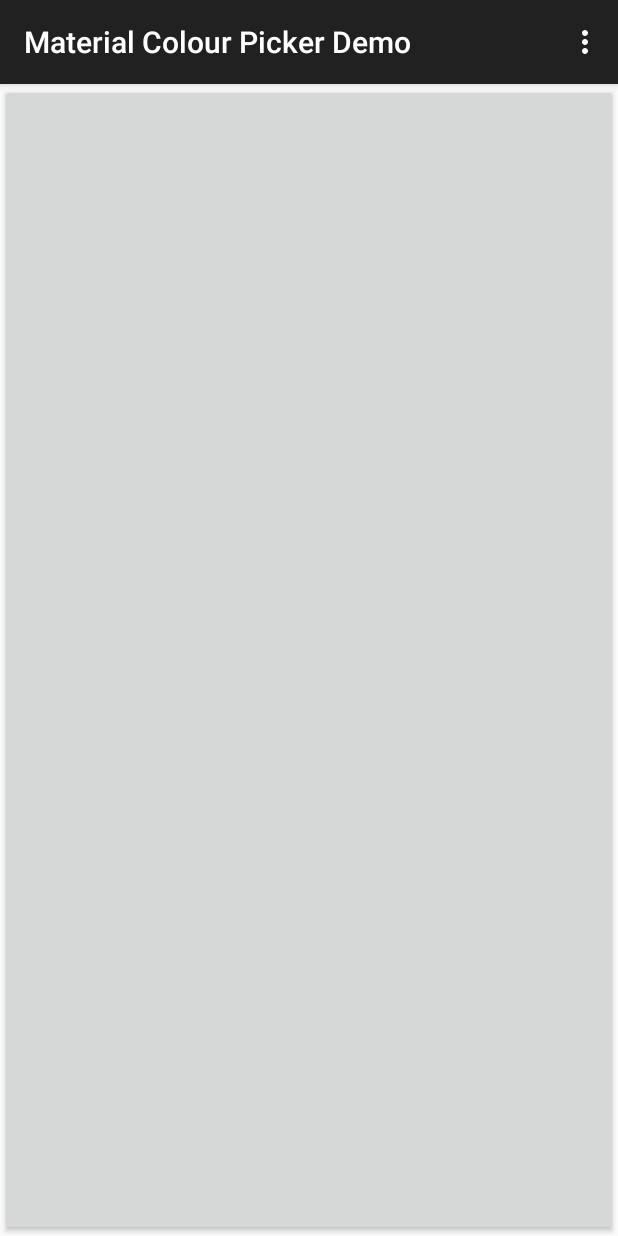
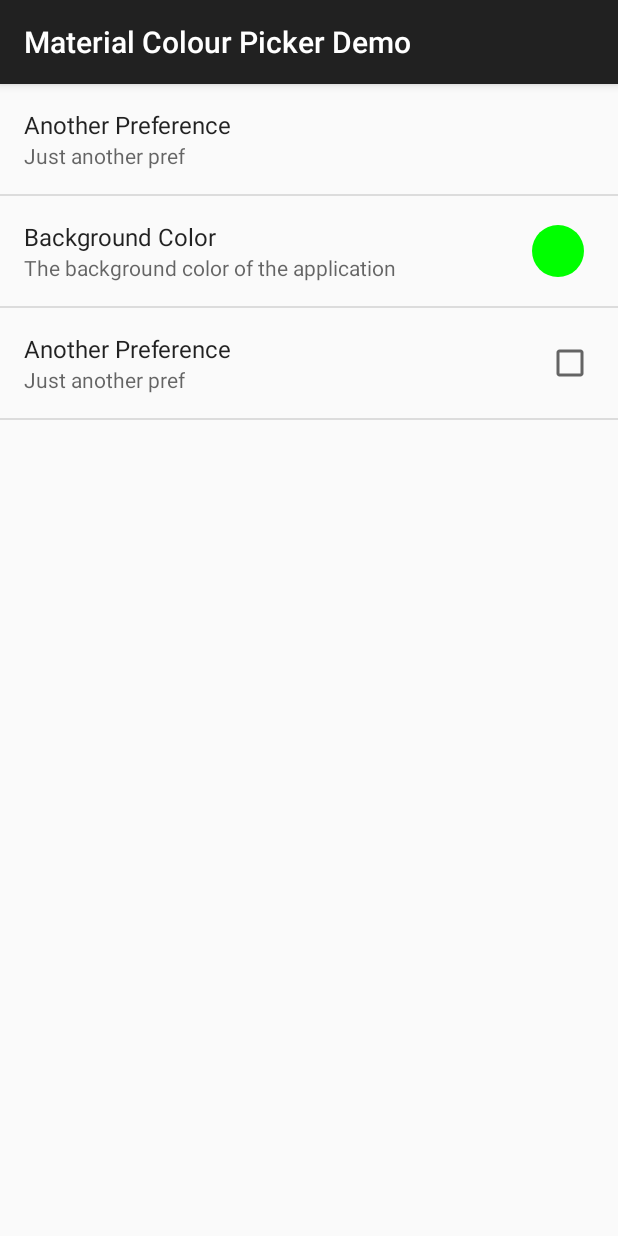
Before and after one commit to aidangrabe/material-color-picker, an Android app: the screen it shows after launch (MainActivity before the commit, SettingsActivity after it), in the options menu, after a tap on "Settings", on a phone screen of 412 x 824 dp. Run offline under Robolectric (Android 15) with nearby library versions, the phone set to English and light mode, and no system bars.

Commit message:
Add ColorPickerPreference and demo

```diff
--- a/demo/src/main/AndroidManifest.xml
+++ b/demo/src/main/AndroidManifest.xml
@@ -16,6 +16,7 @@
                 <category android:name="android.intent.category.LAUNCHER" />
             </intent-filter>
         </activity>
+        <activity android:name=".SettingsActivity" />
     </application>
 
 </manifest>
--- a/demo/src/main/java/com/aidangrabe/demo/MainActivity.java
+++ b/demo/src/main/java/com/aidangrabe/demo/MainActivity.java
@@ -1,5 +1,6 @@
 package com.aidangrabe.demo;
 
+import android.content.Intent;
 import android.os.Bundle;
 import android.support.v7.app.ActionBarActivity;
 import android.view.Menu;
@@ -54,6 +55,8 @@ public class MainActivity  extends ActionBarActivity implements ColorPickerDialo
 
         //noinspection SimplifiableIfStatement
         if (id == R.id.action_settings) {
+            Intent settingsIntent = new Intent(this, SettingsActivity.class);
+            startActivity(settingsIntent);
             return true;
         }
 
--- /dev/null
+++ b/demo/src/main/java/com/aidangrabe/demo/SettingsActivity.java
@@ -0,0 +1,26 @@
+package com.aidangrabe.demo;
+
+import android.os.Bundle;
+import android.support.v7.app.ActionBarActivity;
+
+/**
+ * Created by aidan on 30/04/15.
+ *
+ */
+public class SettingsActivity extends ActionBarActivity {
+
+    @Override
+    protected void onCreate(Bundle savedInstanceState) {
+        super.onCreate(savedInstanceState);
+
+        setContentView(R.layout.settings_layout);
+
+        SettingsFragment settingsFragment = new SettingsFragment();
+
+        getFragmentManager().beginTransaction()
+                .replace(R.id.frame_layout, settingsFragment, "fragment")
+                .commit();
+
+    }
+
+}
--- /dev/null
+++ b/demo/src/main/java/com/aidangrabe/demo/SettingsFragment.java
@@ -0,0 +1,31 @@
+package com.aidangrabe.demo;
+
+import android.annotation.TargetApi;
+import android.os.Build;
+import android.os.Bundle;
+import android.preference.PreferenceFragment;
+import android.support.v7.app.ActionBarActivity;
+
+import com.aidangrabe.materialcolorpicker.ColorPickerPreference;
+
+/**
+ * Created by aidan on 30/04/15.
+ *
+ */
+@TargetApi(Build.VERSION_CODES.HONEYCOMB)
+public class SettingsFragment extends PreferenceFragment {
+
+    @Override
+    public void onCreate(Bundle savedInstanceState) {
+        super.onCreate(savedInstanceState);
+
+        addPreferencesFromResource(R.xml.preferences);
+
+        ActionBarActivity activity = (ActionBarActivity) getActivity();
+
+        ColorPickerPreference colorPref = (ColorPickerPreference) findPreference("bg_color");
+        colorPref.setFragmentManager(activity.getSupportFragmentManager());
+
+    }
+
+}
--- /dev/null
+++ b/demo/src/main/res/layout/settings_layout.xml
@@ -0,0 +1,6 @@
+<?xml version="1.0" encoding="utf-8"?>
+<FrameLayout xmlns:android="http://schemas.android.com/apk/res/android"
+    android:id="@+id/frame_layout"
+    android:layout_height="match_parent"
+    android:layout_width="match_parent"
+    />
--- /dev/null
+++ b/demo/src/main/res/xml/preferences.xml
@@ -0,0 +1,23 @@
+<?xml version="1.0" encoding="utf-8"?>
+<PreferenceScreen xmlns:android="http://schemas.android.com/apk/res/android">
+
+    <EditTextPreference
+        android:key="edittext"
+        android:title="Another Preference"
+        android:summary="Just another pref"
+        />
+
+    <com.aidangrabe.materialcolorpicker.ColorPickerPreference
+        android:title="Background Color"
+        android:summary="The background color of the application"
+        android:key="bg_color"
+        android:defaultValue="#00FF00"
+        />
+
+    <CheckBoxPreference
+        android:key="checkbox"
+        android:title="Another Preference"
+        android:summary="Just another pref"
+        />
+
+</PreferenceScreen>
--- /dev/null
+++ b/lib/src/main/java/com/aidangrabe/materialcolorpicker/ColorPickerPreference.java
@@ -0,0 +1,107 @@
+package com.aidangrabe.materialcolorpicker;
+
+import android.content.Context;
+import android.content.res.TypedArray;
+import android.graphics.Color;
+import android.preference.Preference;
+import android.support.v4.app.FragmentManager;
+import android.util.AttributeSet;
+import android.util.Log;
+import android.view.View;
+
+import com.aidangrabe.materialcolorpicker.views.ColorCircleView;
+
+/**
+ * Created by aidan on 30/04/15.
+ * A Preference item for choosing a colour
+ */
+public class ColorPickerPreference extends Preference
+        implements Preference.OnPreferenceClickListener, ColorPickerDialogFragment.ColorSelectedListener {
+
+    private FragmentManager mFragmentManager;
+    private ColorCircleView mCircleView;
+    private int mColor;
+
+    public ColorPickerPreference(Context context) {
+        this(context, null, 0);
+    }
+
+    public ColorPickerPreference(Context context, AttributeSet attrs) {
+        super(context, attrs);
+
+        setOnPreferenceClickListener(this);
+        setWidgetLayoutResource(R.layout.color_preference);
+    }
+
+    public ColorPickerPreference(Context context, AttributeSet attrs, int defStyleAttr) {
+        super(context, attrs, defStyleAttr);
+
+    }
+
+    @Override
+    public boolean onPreferenceClick(Preference preference) {
+        Log.d("D", "Preference clicked");
+        showColorPicker();
+        return false;
+    }
+
+    private void showColorPicker() {
+
+        if (mFragmentManager == null) {
+            throw new IllegalStateException("FragmentManager must be set for this Preference. eg. findPreference('pref_name').setFragmentManager");
+        }
+
+        ColorPickerDialogFragment colorPickerDialogFragment = new ColorPickerDialogFragment();
+        colorPickerDialogFragment.setOnColorSelectedListener(this);
+        colorPickerDialogFragment.show(mFragmentManager, "tag");
+
+    }
+
+    @Override
+    protected Object onGetDefaultValue(TypedArray a, int index) {
+        String hexColor = a.getString(index);
+        Log.d("D", "HEX: " + hexColor);
+        return Color.parseColor(hexColor);
+    }
+
+    @Override
+    protected void onSetInitialValue(boolean restorePersistedValue, Object defaultValue) {
+
+        Integer color = defaultValue == null ? 0 : (int) defaultValue;
+        if (restorePersistedValue) {
+            color = getPersistedInt(0);
+        }
+
+        mColor = color;
+
+    }
+
+    @Override
+    protected void onBindView(View view) {
+        super.onBindView(view);
+
+        mCircleView = (ColorCircleView) view.findViewById(R.id.color_view);
+        mCircleView.setColor(mColor);
+
+    }
+
+    @Override
+    public void onColorSelected(int color) {
+
+        OnPreferenceChangeListener preferenceChangeListener = getOnPreferenceChangeListener();
+        if (preferenceChangeListener != null) {
+            preferenceChangeListener.onPreferenceChange(this, color);
+        }
+
+        mColor = color;
+        mCircleView.setColor(color);
+
+        persistInt(color);
+
+    }
+
+    public void setFragmentManager(FragmentManager fragmentManager) {
+        mFragmentManager = fragmentManager;
+    }
+
+}
--- /dev/null
+++ b/lib/src/main/res/layout/color_preference.xml
@@ -0,0 +1,7 @@
+<?xml version="1.0" encoding="utf-8"?>
+
+<com.aidangrabe.materialcolorpicker.views.ColorCircleView
+    xmlns:android="http://schemas.android.com/apk/res/android"
+    android:id="@+id/color_view"
+    android:layout_width="48dp"
+    android:layout_height="48dp" />
```
